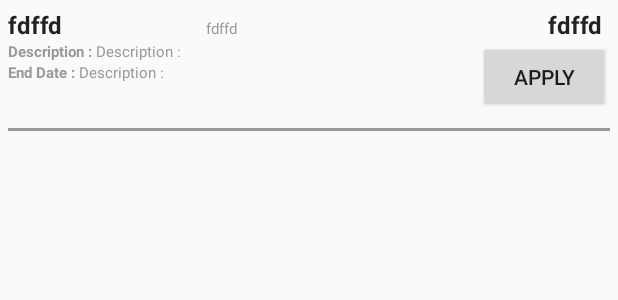
After one commit to CsHimanshu/Bhamashan, an Android app: the layout bank_offers_list_item.xml on its own in the app's theme, with its tools: preview values and no code run, on a phone screen of 412 x 824 dp. The commit adds this screen. Shown: the top 300 px of the screen. Run offline under Robolectric (Android 15) with nearby library versions, the phone set to English and light mode, and no system bars.

Commit message:
Current offers is done

```diff
--- a/app/build.gradle
+++ b/app/build.gradle
@@ -38,5 +38,6 @@ dependencies {
     compile 'com.squareup.okhttp3:logging-interceptor:3.3.1'
     compile 'com.squareup.retrofit2:converter-gson:2.1.0'
     compile 'com.android.support.constraint:constraint-layout:1.0.2'
+    compile 'com.android.support:recyclerview-v7:25.2.0'
 
 }
--- /dev/null
+++ b/app/src/main/res/layout/bank_offers_list_item.xml
@@ -0,0 +1,120 @@
+<?xml version="1.0" encoding="utf-8"?>
+<LinearLayout xmlns:android="http://schemas.android.com/apk/res/android"
+    android:layout_width="match_parent"
+    android:layout_height="wrap_content"
+    android:focusable="true"
+    android:padding="5dp"
+    android:clickable="true"
+    android:orientation="vertical"
+    android:background="?android:attr/selectableItemBackground"
+    >
+    <RelativeLayout
+        android:layout_width="match_parent"
+        android:layout_height="wrap_content">
+
+    <LinearLayout
+        android:id="@+id/bankitem_layout_category"
+        android:layout_width="match_parent"
+        android:layout_height="wrap_content"
+        android:weightSum="3"
+        android:orientation="horizontal">
+        <TextView
+            android:id="@+id/bankitem_category"
+            android:textColor="@color/title"
+            android:textSize="16sp"
+            android:textStyle="bold"
+            android:layout_alignParentTop="true"
+            android:layout_width="0dp"
+            android:layout_height="wrap_content"
+            android:layout_weight="1"
+            android:text="fdffd"/>
+
+        <TextView
+            android:id="@+id/bankitem_shortdesc"
+            android:textColor="@color/subtitle"
+            android:textSize="10sp"
+            android:layout_alignParentTop="true"
+            android:layout_width="0dp"
+            android:layout_height="wrap_content"
+            android:layout_weight="1"
+            android:text="fdffd"/>
+
+        <TextView
+            android:id="@+id/bankitem_amount"
+            android:textColor="@color/title"
+            android:textSize="16sp"
+            android:textStyle="bold"
+            android:gravity="end"
+            android:layout_alignParentTop="true"
+            android:layout_width="0dp"
+            android:layout_marginRight="5dp"
+            android:layout_height="wrap_content"
+            android:layout_weight="1"
+            android:text="fdffd"/>
+
+    </LinearLayout>
+
+    <Button
+        android:id="@+id/bankitem_button_apply"
+        android:layout_below="@id/bankitem_layout_category"
+        android:layout_alignParentEnd="true"
+        android:layout_alignParentRight="true"
+        android:layout_width="wrap_content"
+        android:layout_height="wrap_content"
+
+
+        android:text="Apply"/>
+
+
+    <LinearLayout
+        android:id="@+id/bankitem_layout_des"
+        android:layout_width="match_parent"
+        android:layout_height="wrap_content"
+        android:layout_toLeftOf="@id/bankitem_button_apply"
+        android:layout_below="@id/bankitem_layout_category">
+        <TextView
+            android:layout_width="wrap_content"
+            android:layout_height="wrap_content"
+            android:textColor="@color/subtitle"
+            android:textSize="10sp"
+            android:textStyle="bold"
+            android:text="Description : "/>
+        <TextView
+            android:id="@+id/bankitem_description"
+            android:layout_width="wrap_content"
+            android:layout_height="wrap_content"
+            android:textColor="@color/subtitle"
+            android:textSize="10sp"
+            android:text="Description : "/>
+    </LinearLayout>
+    <LinearLayout
+        android:id="@+id/bankitem_layout_enddate"
+        android:layout_width="match_parent"
+        android:layout_height="wrap_content"
+        android:layout_toLeftOf="@id/bankitem_button_apply"
+        android:layout_below="@id/bankitem_layout_des">
+        <TextView
+            android:layout_width="wrap_content"
+            android:layout_height="wrap_content"
+            android:textColor="@color/subtitle"
+            android:textSize="10sp"
+            android:textStyle="bold"
+            android:text="End Date : "/>
+        <TextView
+            android:id="@+id/bankitem_enddate"
+            android:layout_width="wrap_content"
+            android:layout_height="wrap_content"
+            android:textColor="@color/subtitle"
+            android:textSize="10sp"
+            android:text="Description : "/>
+    </LinearLayout>
+
+    </RelativeLayout>
+    <View
+        android:layout_width="match_parent"
+        android:layout_height="2dp"
+        android:layout_marginTop="10dp"
+        android:layout_marginBottom="10dp"
+        android:background="@color/subtitle"/>
+
+</LinearLayout>
--- a/app/src/main/res/layout/fragment_custom_loan.xml
+++ b/app/src/main/res/layout/fragment_bank_eligilibility.xml
@@ -2,12 +2,16 @@
     xmlns:tools="http://schemas.android.com/tools"
     android:layout_width="match_parent"
     android:layout_height="match_parent"
-    tools:context="com.hackathon.bhamashah.fragments.CustomLoanFragment">
+    tools:context="com.hackathon.bhamashah.fragments.BankEligibilityFragment">
 
     <!-- TODO: Update blank fragment layout -->
     <TextView
         android:layout_width="match_parent"
         android:layout_height="match_parent"
         android:text="CustomLoanFragment" />
+    <Spinner
+        android:id="@+id/bankEligilibility_spinner"
+        android:layout_width="fill_parent"
+        android:layout_height="wrap_content" />
 
 </FrameLayout>
--- a/app/src/main/res/values/colors.xml
+++ b/app/src/main/res/values/colors.xml
@@ -4,4 +4,6 @@
     <color name="colorPrimaryDark">#303F9F</color>
     <color name="colorAccent">#FF4081</color>
     <color name="application_white_bg">#ffffff</color>
+    <color name="subtitle">#999999</color>
+    <color name="title">#222222</color>
 </resources>
```
Also changed, not shown: app/src/main/java/com/hackathon/bhamashah/MainActivity.java (+4 -10 lines), app/src/main/java/com/hackathon/bhamashah/adapters/BankOffersAdapter.java (added, +116 -0 lines), app/src/main/java/com/hackathon/bhamashah/bean/ApplyBankServiceApiResponse.java (added, +58 -0 lines), app/src/main/java/com/hackathon/bhamashah/bean/CurrentOffersApiResponse.java (added, +59 -0 lines), app/src/main/java/com/hackathon/bhamashah/bean/currentOffers/PreApprovedLoansBean.java (added, +130 -0 lines), app/src/main/java/com/hackathon/bhamashah/data/remote/ApiInterface.java (+16 -0 lines), app/src/main/java/com/hackathon/bhamashah/fragments/BankEligibilityFragment.java (added, +51 -0 lines), app/src/main/java/com/hackathon/bhamashah/fragments/CurrentOffersBankFragment.java (added, +69 -0 lines), app/src/main/java/com/hackathon/bhamashah/fragments/CustomLoanFragment.java (deleted, +0 -31 lines), app/src/main/java/com/hackathon/bhamashah/fragments/GovernmentLoanFragment.java (deleted, +0 -31 lines), app/src/main/java/com/hackathon/bhamashah/utilities/AppUtils.java (+18 -5 lines), app/src/main/res/layout/fragment_bank_current_offers.xml (renamed from app/src/main/res/layout/fragment_government_loan.xml, +4 -4 lines).
